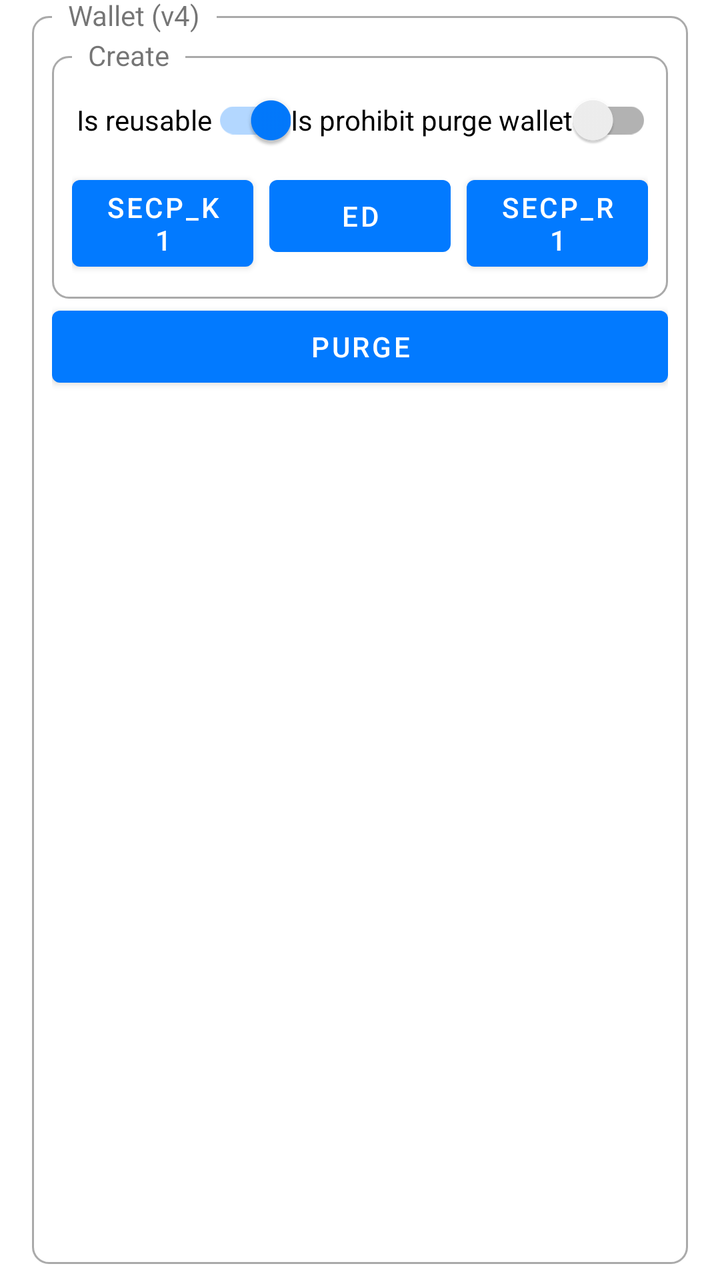
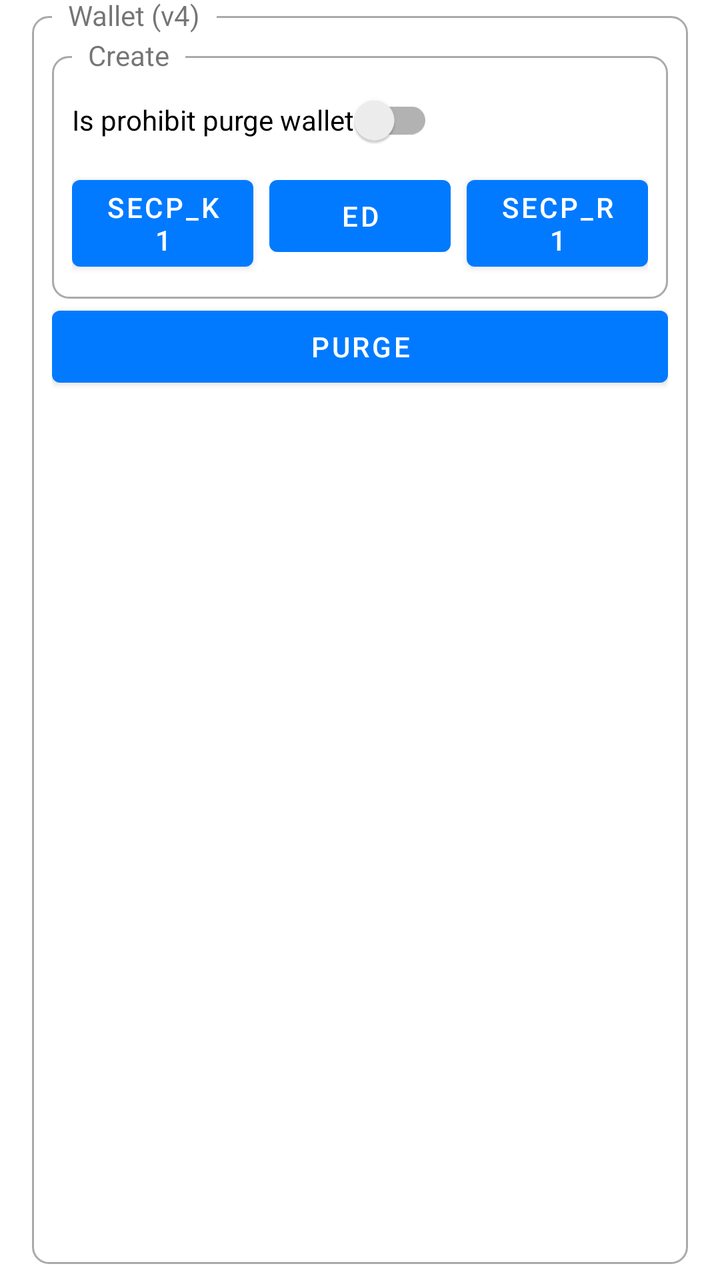

The first picture is an Android layout as it rendered before a commit; the second is the same layout after the commit. The layout source and the unified diff follow.
<!-- AndroidManifest.xml: application theme AppTheme -->
<!-- res/layout/wallet.xml -->
<?xml version="1.0" encoding="utf-8"?>
<FrameLayout xmlns:android="http://schemas.android.com/apk/res/android"
    xmlns:app="http://schemas.android.com/apk/res-auto"
    xmlns:tools="http://schemas.android.com/tools"
    android:layout_width="match_parent"
    android:layout_height="wrap_content"
    android:clipToPadding="false"
    android:paddingStart="@dimen/box_padding_horizontal"
    android:paddingTop="@dimen/box_padding_vertical"
    android:paddingEnd="@dimen/box_padding_horizontal"
    android:paddingBottom="@dimen/box_padding_vertical">

    <FrameLayout
        android:layout_width="match_parent"
        android:layout_height="match_parent"
        android:background="@drawable/rounded_corner" />

    <TextView
        android:layout_width="wrap_content"
        android:layout_height="wrap_content"
        android:background="?android:windowBackground"
        android:paddingStart="8dp"
        android:paddingEnd="8dp"
        android:text="Wallet (v4)"
        android:translationX="10dp"
        android:translationY="-10dp" />

    <LinearLayout
        android:id="@+id/contentContainer"
        android:layout_width="match_parent"
        android:layout_height="match_parent"
        android:layout_margin="10dp"
        android:orientation="vertical"
        android:visibility="visible">

        <LinearLayout
            android:id="@+id/walletIndexesContainer"
            android:layout_width="match_parent"
            android:layout_height="wrap_content"
            android:orientation="horizontal"
            android:visibility="gone"
            tools:visibility="visible">

            <com.google.android.material.slider.Slider
                android:id="@+id/sliderWallet"
                android:layout_width="0dp"
                android:layout_height="wrap_content"
                android:layout_weight="1" />

            <TextView
                android:id="@+id/tvWalletIndex"
                android:layout_width="wrap_content"
                android:layout_height="wrap_content"
                android:layout_gravity="center"
                android:layout_marginStart="8dp"
                android:layout_marginEnd="8dp" />

        </LinearLayout>

        <FrameLayout
            android:layout_width="match_parent"
            android:layout_height="wrap_content">

            <FrameLayout
                android:layout_width="match_parent"
                android:layout_height="match_parent"
                android:layout_marginTop="10dp"
                android:background="@drawable/rounded_corner" />

            <TextView
                android:layout_width="wrap_content"
                android:layout_height="wrap_content"
                android:background="?android:windowBackground"
                android:paddingStart="8dp"
                android:paddingEnd="8dp"
                android:text="Create"
                android:translationX="10dp" />

            <androidx.constraintlayout.widget.ConstraintLayout
                android:layout_width="match_parent"
                android:padding="10dp"
                android:layout_marginTop="8dp"
                android:layout_height="wrap_content">

                <androidx.appcompat.widget.SwitchCompat
                    android:text="Is reusable"
                    android:layout_width="wrap_content"
                    android:layout_height="wrap_content"
                    android:id="@+id/swIsReusable"
                    android:checked="true"
                    app:layout_constraintTop_toTopOf="parent"
                    app:layout_constraintStart_toStartOf="parent"
                    app:layout_constraintHorizontal_bias="0.5"
                    app:layout_constraintEnd_toStartOf="@+id/swIsProhibitPurgeWallet"
                    app:layout_constraintHorizontal_chainStyle="spread_inside"
                    android:layout_marginStart="4dp" />

                <androidx.appcompat.widget.SwitchCompat
                    android:text="Is prohibit purge wallet"
                    android:layout_width="wrap_content"
                    android:layout_height="wrap_content"
                    android:id="@+id/swIsProhibitPurgeWallet"
                    app:layout_constraintEnd_toEndOf="parent"
                    app:layout_constraintStart_toEndOf="@+id/swIsReusable"
                    app:layout_constraintHorizontal_bias="0.5"
                    app:layout_constraintTop_toTopOf="@+id/swIsReusable" />

                <Button
                    android:id="@+id/btnCreateWalletSecpK1"
                    android:layout_width="0dp"
                    android:layout_height="wrap_content"
                    android:text="Secp_K1"
                    android:layout_marginEnd="4dp"
                    app:layout_constraintStart_toStartOf="parent"
                    app:layout_constraintHorizontal_bias="0.5"
                    app:layout_constraintEnd_toStartOf="@+id/btnCreateWalletEdwards"
                    app:layout_constraintTop_toBottomOf="@+id/swIsReusable" />

                <Button
                    android:id="@+id/btnCreateWalletEdwards"
                    android:layout_width="0dp"
                    android:layout_height="wrap_content"
                    android:text="Ed"
                    android:layout_marginStart="4dp"
                    android:layout_marginEnd="4dp"
                    app:layout_constraintEnd_toStartOf="@+id/btnCreateWalletSecpR1"
                    app:layout_constraintStart_toEndOf="@+id/btnCreateWalletSecpK1"
                    app:layout_constraintHorizontal_bias="0.5"
                    app:layout_constraintTop_toBottomOf="@+id/swIsReusable" />

                <Button
                    android:id="@+id/btnCreateWalletSecpR1"
                    android:layout_width="0dp"
                    android:layout_height="wrap_content"
                    android:layout_marginStart="4dp"
                    android:text="Secp_R1"
                    app:layout_constraintEnd_toEndOf="parent"
                    app:layout_constraintStart_toEndOf="@+id/btnCreateWalletEdwards"
                    app:layout_constraintHorizontal_bias="0.5"
                    app:layout_constraintTop_toTopOf="@+id/btnCreateWalletEdwards" />

            </androidx.constraintlayout.widget.ConstraintLayout>

        </FrameLayout>


        <LinearLayout
            android:layout_width="match_parent"
            android:layout_height="wrap_content"
            android:gravity="center"
            android:orientation="horizontal">

            <Button
                android:id="@+id/btnPurgeWallet"
                android:layout_width="0dp"
                android:layout_height="wrap_content"
                android:layout_weight="1"
                android:text="Purge" />

        </LinearLayout>

    </LinearLayout>

</FrameLayout>
<!-- resources referenced by this layout -->
<resources>
  <dimen name="box_padding_horizontal">16dp</dimen>
  <dimen name="box_padding_vertical">8dp</dimen>
  <!-- drawable rounded_corner (drawable) -->
  <?xml version="1.0" encoding="utf-8"?>
  <shape xmlns:android="http://schemas.android.com/apk/res/android">
      <stroke
          android:width="1dp"
          android:color="@android:color/darker_gray" />
  
      <solid android:color="@android:color/transparent" />
  
      <padding
          android:bottom="5dp"
          android:left="5dp"
          android:right="5dp"
          android:top="5dp" />
  
      <corners android:radius="8dp" />
  </shape>
  <style name="AppTheme" parent="Theme.MaterialComponents.DayNight.NoActionBar">
          <item name="colorPrimary">@color/primary</item>
          <item name="colorPrimaryDark">@color/primary_dark</item>
          <item name="colorOnPrimary">@color/on_primary</item>
          <item name="colorSecondary">@color/primary</item>
      </style>
  <color name="primary">#027aff</color>
  <color name="primary_dark">#0a02ff</color>
  <color name="on_primary">#FFFFFF</color>
</resources>

<!-- the commit's change to res/layout/wallet.xml (unified diff, before → after) -->
@@ -83,50 +83,35 @@
                 android:layout_height="wrap_content">
 
                 <androidx.appcompat.widget.SwitchCompat
-                    android:text="Is reusable"
-                    android:layout_width="wrap_content"
-                    android:layout_height="wrap_content"
-                    android:id="@+id/swIsReusable"
-                    android:checked="true"
-                    app:layout_constraintTop_toTopOf="parent"
-                    app:layout_constraintStart_toStartOf="parent"
-                    app:layout_constraintHorizontal_bias="0.5"
-                    app:layout_constraintEnd_toStartOf="@+id/swIsProhibitPurgeWallet"
-                    app:layout_constraintHorizontal_chainStyle="spread_inside"
-                    android:layout_marginStart="4dp" />
-
-                <androidx.appcompat.widget.SwitchCompat
-                    android:text="Is prohibit purge wallet"
-                    android:layout_width="wrap_content"
-                    android:layout_height="wrap_content"
-                    android:id="@+id/swIsProhibitPurgeWallet"
-                    app:layout_constraintEnd_toEndOf="parent"
-                    app:layout_constraintStart_toEndOf="@+id/swIsReusable"
-                    app:layout_constraintHorizontal_bias="0.5"
-                    app:layout_constraintTop_toTopOf="@+id/swIsReusable" />
+                        android:text="Is prohibit purge wallet"
+                        android:layout_width="wrap_content"
+                        android:layout_height="wrap_content"
+                        android:id="@+id/swIsPermanentWallet"
+                        app:layout_constraintTop_toTopOf="parent"
+                        app:layout_constraintStart_toStartOf="parent" />
 
                 <Button
-                    android:id="@+id/btnCreateWalletSecpK1"
-                    android:layout_width="0dp"
-                    android:layout_height="wrap_content"
-                    android:text="Secp_K1"
-                    android:layout_marginEnd="4dp"
-                    app:layout_constraintStart_toStartOf="parent"
-                    app:layout_constraintHorizontal_bias="0.5"
-                    app:layout_constraintEnd_toStartOf="@+id/btnCreateWalletEdwards"
-                    app:layout_constraintTop_toBottomOf="@+id/swIsReusable" />
+                        android:id="@+id/btnCreateWalletSecpK1"
+                        android:layout_width="0dp"
+                        android:layout_height="wrap_content"
+                        android:text="Secp_K1"
+                        android:layout_marginEnd="4dp"
+                        app:layout_constraintStart_toStartOf="parent"
+                        app:layout_constraintHorizontal_bias="0.5"
+                        app:layout_constraintEnd_toStartOf="@+id/btnCreateWalletEdwards"
+                        app:layout_constraintTop_toBottomOf="@+id/swIsPermanentWallet" />
 
                 <Button
-                    android:id="@+id/btnCreateWalletEdwards"
-                    android:layout_width="0dp"
-                    android:layout_height="wrap_content"
-                    android:text="Ed"
-                    android:layout_marginStart="4dp"
-                    android:layout_marginEnd="4dp"
-                    app:layout_constraintEnd_toStartOf="@+id/btnCreateWalletSecpR1"
-                    app:layout_constraintStart_toEndOf="@+id/btnCreateWalletSecpK1"
-                    app:layout_constraintHorizontal_bias="0.5"
-                    app:layout_constraintTop_toBottomOf="@+id/swIsReusable" />
+                        android:id="@+id/btnCreateWalletEdwards"
+                        android:layout_width="0dp"
+                        android:layout_height="wrap_content"
+                        android:text="Ed"
+                        android:layout_marginStart="4dp"
+                        android:layout_marginEnd="4dp"
+                        app:layout_constraintEnd_toStartOf="@+id/btnCreateWalletSecpR1"
+                        app:layout_constraintStart_toEndOf="@+id/btnCreateWalletSecpK1"
+                        app:layout_constraintHorizontal_bias="0.5"
+                        app:layout_constraintTop_toTopOf="@+id/btnCreateWalletSecpK1" />
 
                 <Button
                     android:id="@+id/btnCreateWalletSecpR1"
